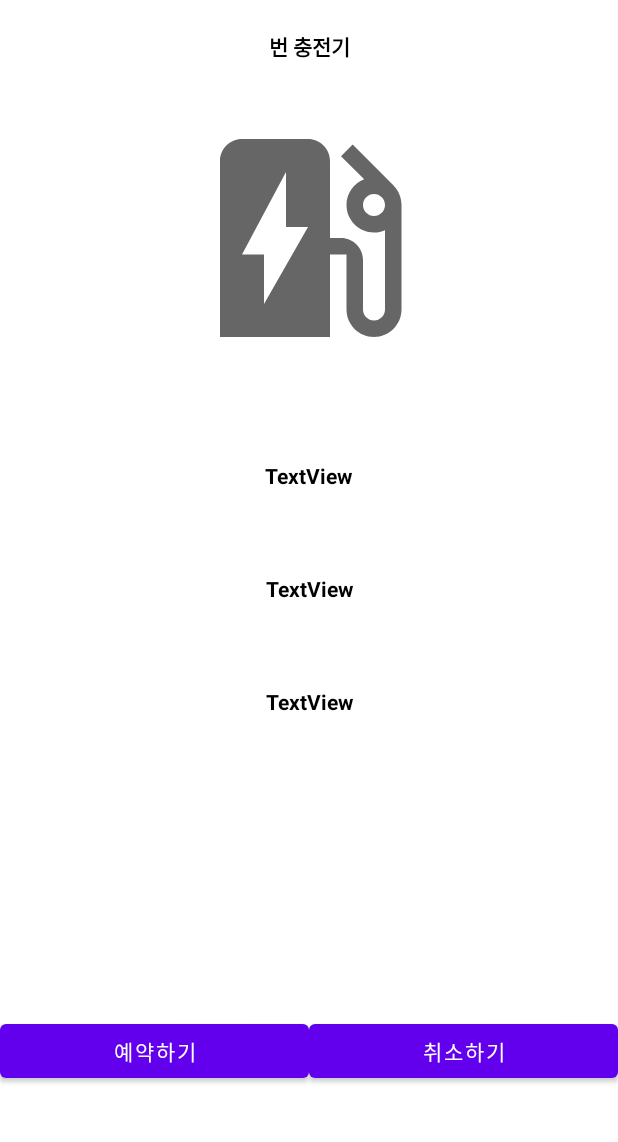
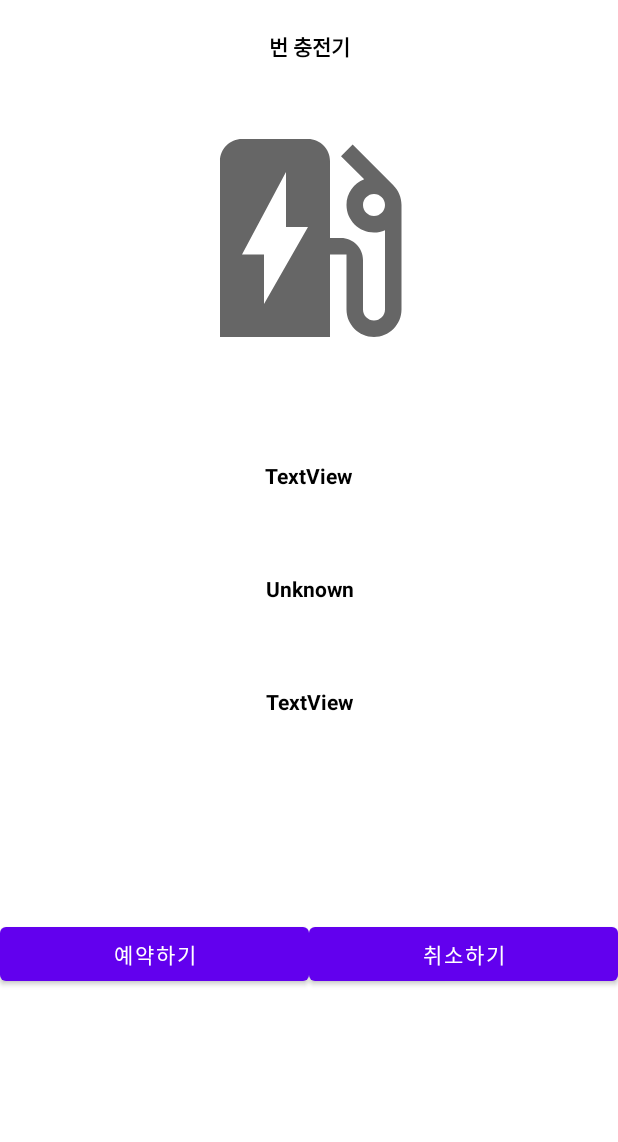
Before and after one commit to limkk90/CapstonAdroid, an Android app: the ReservationDetail screen opened directly, with no data from a screen before it, on a phone screen of 412 x 824 dp, the part 75-1217 px from its top. Run offline under Robolectric (Android 15) with nearby library versions, the phone set to English and light mode, and no system bars; 17 statements that could not run were skipped.

```diff
--- a/app/src/main/java/org/yju/myapplication/Reservation/ReserVationActivity.java
+++ b/app/src/main/java/org/yju/myapplication/Reservation/ReserVationActivity.java
@@ -80,7 +80,7 @@ public class ReserVationActivity extends AppCompatActivity {
 
         txt_station_name.setText(stat_nm);
         txt_station_addr.setText(stat_addr);
-        getListCharger();
+//        getListCharger();
         ArrayAdapter<String> startHouradapter = new ArrayAdapter<>(this, android.R.layout.simple_spinner_item, hour);
         startHouradapter.setDropDownViewResource(android.R.layout.simple_spinner_dropdown_item);
         spinnerStartH.setAdapter(startHouradapter);
@@ -165,8 +165,8 @@ public class ReserVationActivity extends AppCompatActivity {
 
         DividerItemDecoration dividerItemDecoration = new DividerItemDecoration(recyclerView.getContext(), linearLayoutManager.getOrientation());
         recyclerView.addItemDecoration(dividerItemDecoration);
-        getListCharger();
-        adapter.notifyDataSetChanged();
+//        getListCharger();
+//        adapter.notifyDataSetChanged();
 
         adapter.setOnItemClickListener(new ReservationAdapter.OnItemCLickListener() {
             @Override
@@ -185,9 +185,9 @@ public class ReserVationActivity extends AppCompatActivity {
     @Override
     protected void onStart() {
         super.onStart();
-//        cList.clear();
-//        getListCharger();
-//        adapter.notifyDataSetChanged();
+        cList.clear();
+        getListCharger();
+        adapter.notifyDataSetChanged();
     }
 
     public void addItem(String chg_id, String chargeuse, char chg_type, String chg_method, char chg_st){
--- a/app/src/main/java/org/yju/myapplication/Reservation/ReservationDetail.java
+++ b/app/src/main/java/org/yju/myapplication/Reservation/ReservationDetail.java
@@ -5,18 +5,22 @@ import androidx.appcompat.app.AppCompatActivity;
 import android.content.Intent;
 import android.os.Bundle;
 import android.util.Log;
+import android.view.View;
+import android.widget.Button;
 import android.widget.TextView;
 
+import org.yju.myapplication.DataService;
 import org.yju.myapplication.R;
 
 public class ReservationDetail extends AppCompatActivity {
-
+    DataService dataService;
     TextView txt_chg_id, txt_chg_type, txt_chg_method, txt_chg_st;
     Intent intent;
     String statid;
     String chg_id, chg_rsvt, chg_method;
     char chg_st;
     char chg_type;
+    Button btn_reservation, btn_reserCancle;
 
 
     @Override
@@ -27,6 +31,10 @@ public class ReservationDetail extends AppCompatActivity {
         txt_chg_method = findViewById(R.id.txt_chg_method);
         txt_chg_type = findViewById(R.id.txt_chg_type);
         txt_chg_st = findViewById(R.id.txt_chg_st);
+        btn_reservation = findViewById(R.id.btn_reservation);
+        btn_reserCancle = findViewById(R.id.btn_reserCancel);
+
+
 
         intent= getIntent();
         statid = intent.getStringExtra("statid");
@@ -65,7 +73,7 @@ public class ReservationDetail extends AppCompatActivity {
         }
 
         if(chg_method == null){
-            txt_chg_method.equals("Unknown");
+            txt_chg_method.setText("Unknown");
         }if(chg_method.equals("1")){
             txt_chg_method.setText("B타입(5핀)");
         }if(chg_method.equals("2")){
@@ -101,5 +109,12 @@ public class ReservationDetail extends AppCompatActivity {
         }else if(chg_st == '5'){
             txt_chg_st.setText("통신미연결");
         }
+
+        btn_reservation.setOnClickListener(new View.OnClickListener() {
+            @Override
+            public void onClick(View v) {
+
+            }
+        });
     }
 }
--- a/app/src/main/res/layout/activity_reservation_detail.xml
+++ b/app/src/main/res/layout/activity_reservation_detail.xml
@@ -41,7 +41,7 @@
         android:layout_width="wrap_content"
         android:layout_height="wrap_content"
         android:layout_marginTop="56dp"
-        android:text="TextView"
+        android:text="Unknown"
         android:textColor="#000000"
         android:textStyle="bold"
         app:layout_constraintEnd_toEndOf="parent"
@@ -77,7 +77,8 @@
     <LinearLayout
         android:layout_width="match_parent"
         android:layout_height="wrap_content"
-        android:layout_marginTop="150dp"
+        android:layout_marginTop="50dp"
+        android:layout_marginBottom="30dp"
         android:orientation="horizontal"
         app:layout_constraintBottom_toBottomOf="parent"
         app:layout_constraintEnd_toEndOf="parent"
@@ -85,14 +86,15 @@
         app:layout_constraintTop_toBottomOf="@+id/txt_chg_st">
 
         <Button
-            android:id="@+id/button3"
+            android:id="@+id/btn_reservation"
             android:layout_width="wrap_content"
             android:layout_height="wrap_content"
             android:layout_weight="1"
+            android:shadowColor="#FFFFFF"
             android:text="예약하기" />
 
         <Button
-            android:id="@+id/button4"
+            android:id="@+id/btn_reserCancel"
             android:layout_width="wrap_content"
             android:layout_height="wrap_content"
             android:layout_weight="1"
```
